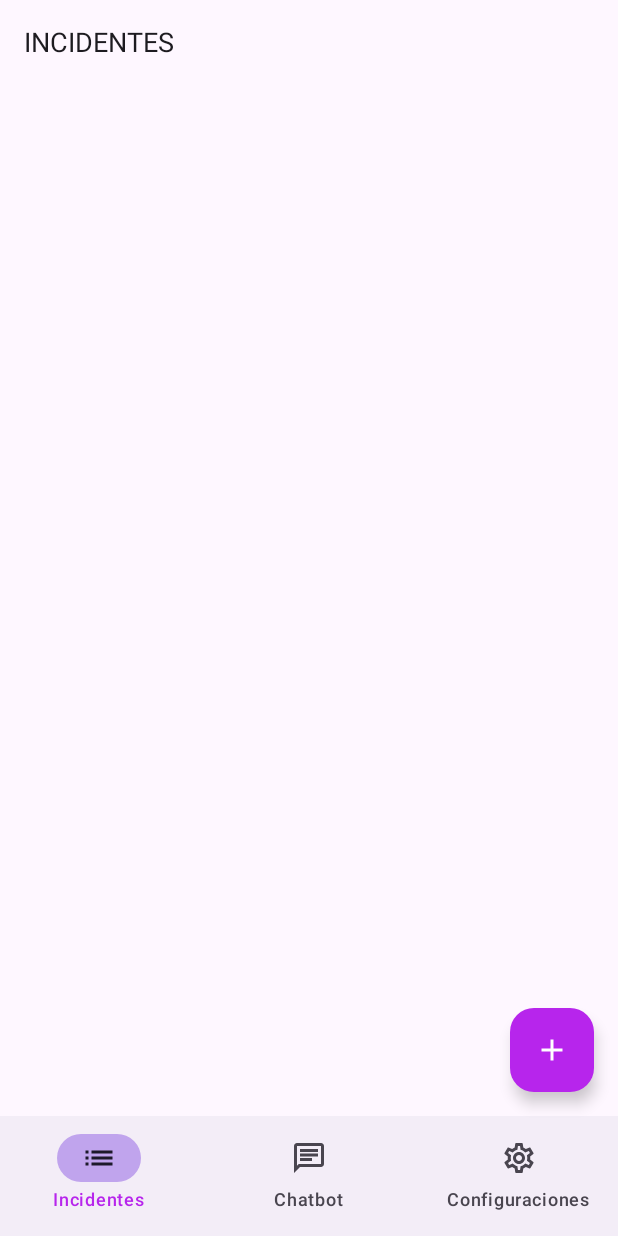
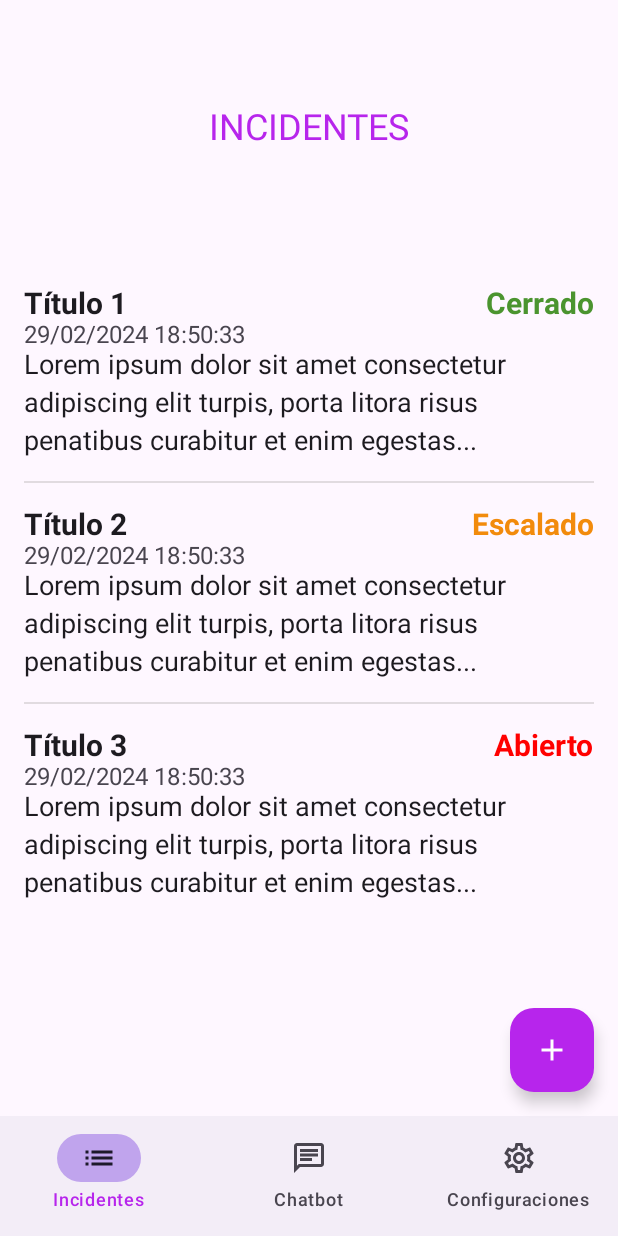
Before and after one commit to MISW-Basinglo/abcall-mobile, an Android app built with Jetpack Compose: the issues screen opened through its navigation route, on a phone screen of 412 x 824 dp. Run offline under Robolectric (Android 15) with nearby library versions, the phone set to English and light mode, and no system bars.

Commit message:
feat(Issues): Implement issue screen

```diff
--- /dev/null
+++ b/app/src/main/java/co/uniandes/abccall/data/models/Issue.kt
@@ -0,0 +1,8 @@
+package co.uniandes.abccall.data.models
+
+data class Issue (
+    val title: String,
+    val description: String,
+    val date: String,
+    val status: String
+)
--- /dev/null
+++ b/app/src/main/java/co/uniandes/abccall/ui/components/Issues.kt
@@ -0,0 +1,57 @@
+package co.uniandes.abccall.ui.components
+
+import androidx.compose.foundation.layout.Arrangement
+import androidx.compose.foundation.layout.Column
+import androidx.compose.foundation.layout.Row
+import androidx.compose.foundation.layout.fillMaxWidth
+import androidx.compose.foundation.layout.padding
+import androidx.compose.material3.MaterialTheme
+import androidx.compose.material3.Text
+import androidx.compose.runtime.Composable
+import androidx.compose.ui.Modifier
+import androidx.compose.ui.graphics.Color
+import androidx.compose.ui.res.colorResource
+import androidx.compose.ui.tooling.preview.Preview
+import androidx.compose.ui.unit.dp
+import co.uniandes.abccall.R
+import co.uniandes.abccall.data.models.Issue
+import co.uniandes.abccall.ui.theme.ABCcallTheme
+
+@Composable
+fun IssueItem(item: Issue) {
+    Column(modifier = Modifier.padding(vertical = 8.dp)) {
+        Row(
+            modifier = Modifier.fillMaxWidth(),
+            horizontalArrangement = Arrangement.SpaceBetween
+        ) {
+            Text(
+                text = item.title,
+                style = MaterialTheme.typography.headlineLarge
+            )
+            Text(
+                text = item.status,
+                style = MaterialTheme.typography.headlineLarge,
+                color = getStatusColor(item.status)
+            )
+        }
+        Text(
+            text = item.date,
+            style = MaterialTheme.typography.bodySmall,
+            color = colorResource(id = R.color.grey_medium)
+        )
+        Text(
+            text = item.description,
+            style = MaterialTheme.typography.bodyMedium
+        )
+    }
+}
+
+@Composable
+fun getStatusColor(status: String): Color {
+    return when (status) {
+        "Cerrado" -> colorResource(id = R.color.green)
+        "Escalado" -> colorResource(id = R.color.orange)
+        "Abierto" -> colorResource(id = R.color.red)
+        else -> Color.Black
+    }
+}
--- a/app/src/main/java/co/uniandes/abccall/ui/screens/issues/IssuesScreen.kt
+++ b/app/src/main/java/co/uniandes/abccall/ui/screens/issues/IssuesScreen.kt
@@ -1,8 +1,10 @@
 package co.uniandes.abccall.ui.screens.issues
 
 import androidx.compose.foundation.layout.*
+import androidx.compose.foundation.lazy.LazyColumn
 import androidx.compose.material.icons.Icons
 import androidx.compose.material.icons.filled.Add
+import androidx.compose.material3.Divider
 import androidx.compose.material3.FabPosition
 import androidx.compose.material3.FloatingActionButton
 import androidx.compose.material3.Icon
@@ -13,15 +15,40 @@ import androidx.compose.runtime.Composable
 import androidx.compose.ui.Alignment
 import androidx.compose.ui.Modifier
 import androidx.compose.ui.graphics.Color
+import androidx.compose.ui.res.colorResource
 import androidx.compose.ui.res.stringResource
 import androidx.compose.ui.unit.dp
 import androidx.navigation.NavController
 import co.uniandes.abccall.R
+import co.uniandes.abccall.data.models.Issue
+import co.uniandes.abccall.ui.components.IssueItem
 import co.uniandes.abccall.ui.navigation.BottomBar
 import co.uniandes.abccall.ui.navigation.Screen.Main.CreateIssue
 
 @Composable
 fun IssuesScreen(navController: NavController) {
+
+    val items = listOf(
+        Issue(
+            "Título 1",
+            "Lorem ipsum dolor sit amet consectetur adipiscing elit turpis, porta litora risus penatibus curabitur et enim egestas...",
+            "29/02/2024 18:50:33",
+            "Cerrado"
+        ),
+        Issue(
+            "Título 2",
+            "Lorem ipsum dolor sit amet consectetur adipiscing elit turpis, porta litora risus penatibus curabitur et enim egestas...",
+            "29/02/2024 18:50:33",
+            "Escalado"
+        ),
+        Issue(
+            "Título 3",
+            "Lorem ipsum dolor sit amet consectetur adipiscing elit turpis, porta litora risus penatibus curabitur et enim egestas...",
+            "29/02/2024 18:50:33",
+            "Abierto"
+        ),
+    )
+
     Scaffold(
         floatingActionButton = {
             FloatingActionButton(
@@ -49,12 +76,29 @@ fun IssuesScreen(navController: NavController) {
         ) {
             Column(
                 modifier = Modifier
-                    .fillMaxWidth()
+                    .fillMaxSize()
                     .padding(16.dp),
-                verticalArrangement = Arrangement.Top,
-                horizontalAlignment = Alignment.Start
+                horizontalAlignment = Alignment.CenterHorizontally
             ) {
-                Text(text = stringResource(id = R.string.issues).uppercase())
+                Text(
+                    modifier = Modifier.padding(top = 55.dp, bottom = 83.dp ),
+                    text = stringResource(id = R.string.issues).uppercase(),
+                    color = MaterialTheme.colorScheme.secondary,
+                    style = MaterialTheme.typography.titleLarge
+                )
+
+                LazyColumn(
+                    verticalArrangement = Arrangement.spacedBy(8.dp)
+                ) {
+                    items(items.size) { index ->
+                        val item = items[index]
+                        IssueItem(item)
+                        if (index < items.size - 1) {
+                            Spacer(modifier = Modifier.height(8.dp))
+                            Divider(color = colorResource(id = R.color.grey_light))
+                        }
+                    }
+                }
             }
         }
     }
--- a/app/src/main/res/values/colors.xml
+++ b/app/src/main/res/values/colors.xml
@@ -5,6 +5,12 @@
     <color name="purple_700">#FF3700B3</color>
     <color name="teal_200">#FF03DAC5</color>
     <color name="teal_700">#FF018786</color>
+
     <color name="black">#FF000000</color>
     <color name="white">#FFFFFFFF</color>
+    <color name="green">#4B942F</color>
+    <color name="orange">#F28B0C</color>
+    <color name="red">#FF0000</color>
+    <color name="grey_medium">#49454F</color>
+    <color name="grey_light">#21212114</color>
 </resources>
```
Also changed, not shown: app/src/main/java/co/uniandes/abccall/ui/screens/auth/LoginScreen.kt (+8 -8 lines), app/src/main/java/co/uniandes/abccall/ui/theme/Type.kt (+23 -2 lines).
